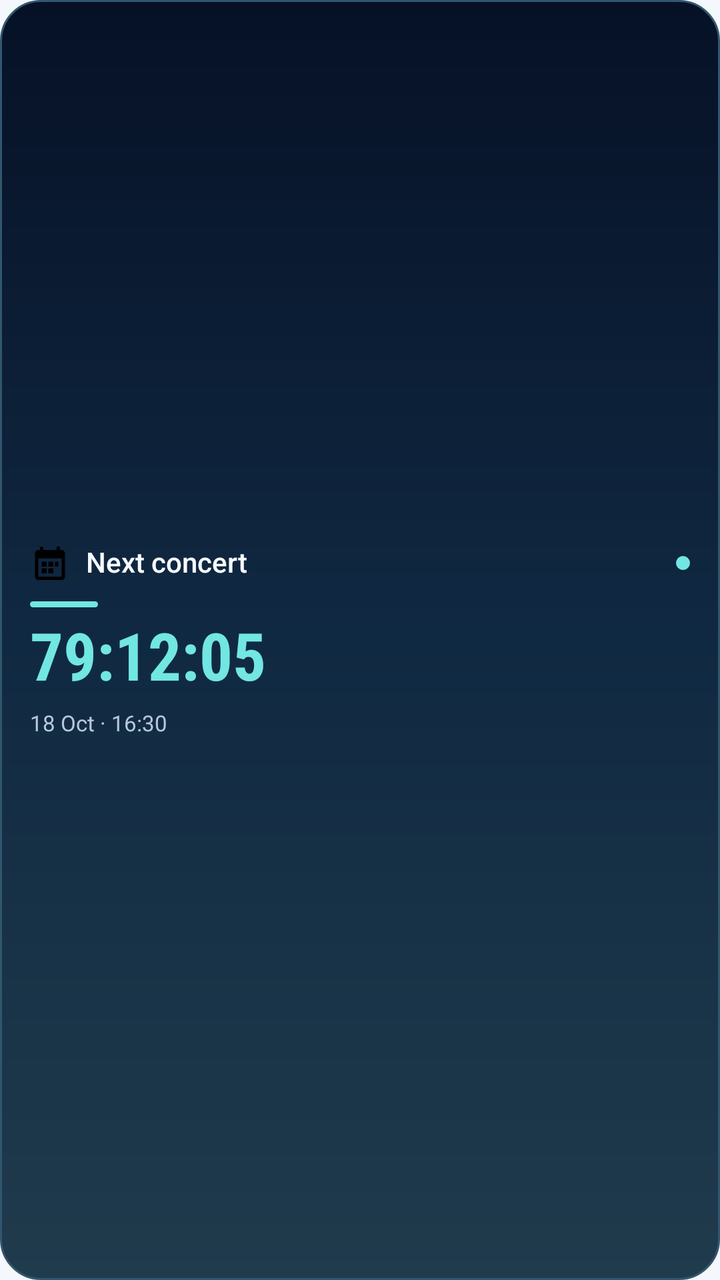
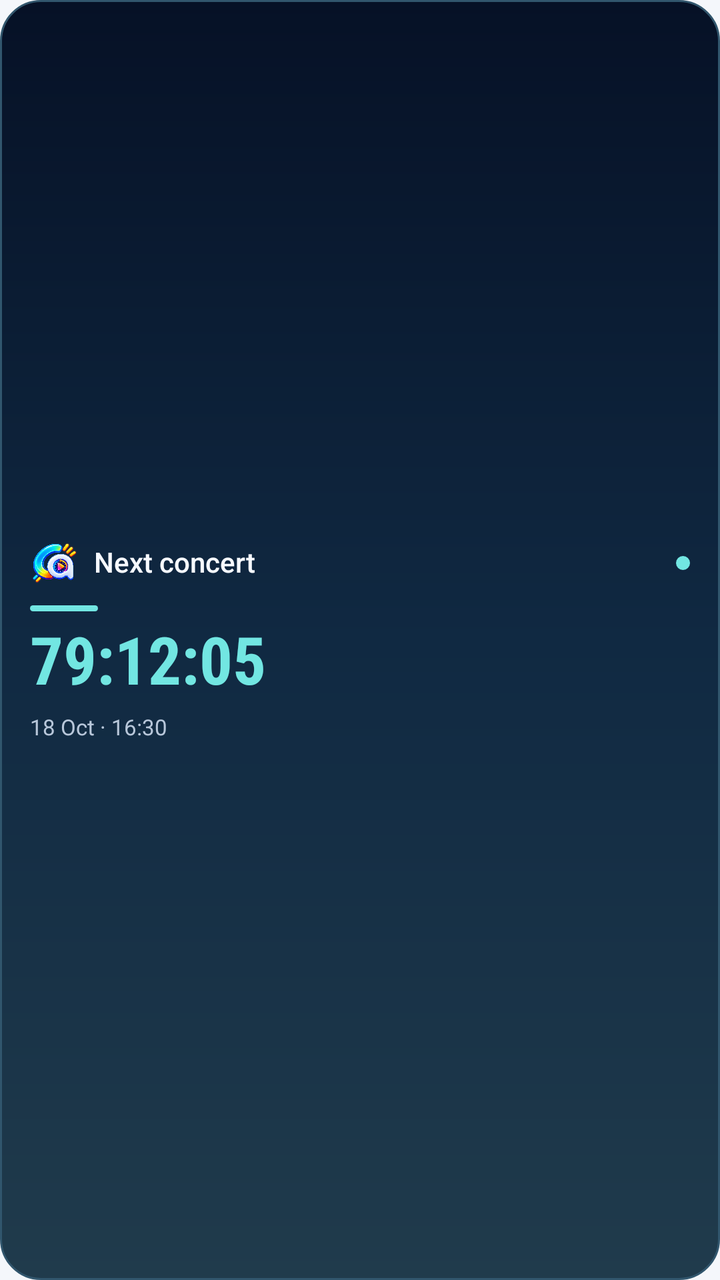

An Android layout rendered at two revisions. The XML below is the earlier revision; the diff shows what the commit changed to produce the second picture.
<!-- AndroidManifest.xml: application theme Theme.CountAway -->
<!-- res/layout/widget_time_preview.xml -->
<?xml version="1.0" encoding="utf-8"?>
<FrameLayout xmlns:android="http://schemas.android.com/apk/res/android"
    android:layout_width="match_parent"
    android:layout_height="match_parent">
    <ImageView
        android:layout_width="match_parent"
        android:layout_height="match_parent"
        android:scaleType="fitXY"
        android:src="@drawable/widget_background_horizon_dark"
        android:contentDescription="@null" />
    <LinearLayout
        android:layout_width="match_parent"
        android:layout_height="match_parent"
        android:gravity="center_vertical"
        android:orientation="vertical"
        android:paddingStart="15dp"
        android:paddingEnd="15dp"
        android:paddingTop="13dp"
        android:paddingBottom="13dp">
        <LinearLayout
            android:layout_width="match_parent"
            android:layout_height="wrap_content"
            android:gravity="center_vertical"
            android:orientation="horizontal">
            <ImageView
                android:layout_width="20dp"
                android:layout_height="20dp"
                android:layout_marginEnd="8dp"
                android:src="@drawable/ic_event_calendar"
                android:contentDescription="@null" />
            <TextView
                android:layout_width="0dp"
                android:layout_height="wrap_content"
                android:layout_weight="1"
                android:fontFamily="sans-serif-medium"
                android:includeFontPadding="false"
                android:text="@string/time_widget_preview_title"
                android:textSize="14sp"
                android:maxLines="2"
                android:textColor="@color/widget_dark_text" />
            <ImageView
                android:layout_width="7dp"
                android:layout_height="7dp"
                android:layout_marginStart="8dp"
                android:src="@drawable/widget_time_indicator"
                android:tint="@color/widget_dark_accent"
                android:contentDescription="@null" />
        </LinearLayout>
        <ImageView
            android:layout_width="34dp"
            android:layout_height="3dp"
            android:layout_marginTop="9dp"
            android:src="@drawable/widget_time_accent"
            android:tint="@color/widget_dark_accent"
            android:contentDescription="@null" />
        <TextView
            android:layout_width="match_parent"
            android:layout_height="wrap_content"
            android:layout_marginTop="6dp"
            android:fontFamily="sans-serif-condensed"
            android:fontFeatureSettings="tnum"
            android:includeFontPadding="false"
            android:text="79:12:05"
            android:textStyle="bold"
            android:textSize="33sp"
            android:textColor="@color/widget_dark_accent" />
        <TextView
            android:layout_width="match_parent"
            android:layout_height="wrap_content"
            android:layout_marginTop="7dp"
            android:text="@string/time_widget_preview_target"
            android:fontFamily="sans-serif"
            android:includeFontPadding="false"
            android:textSize="11sp"
            android:textColor="@color/widget_dark_secondary_text" />
    </LinearLayout>
</FrameLayout>
<!-- resources referenced by this layout -->
<resources>
  <color name="widget_dark_accent">#72E6E2</color>
  <color name="widget_dark_secondary_text">#B8C7DA</color>
  <color name="widget_dark_text">#F7FAFF</color>
  <!-- drawable ic_event_calendar (drawable) -->
  <?xml version="1.0" encoding="utf-8"?>
  <vector xmlns:android="http://schemas.android.com/apk/res/android"
      android:width="24dp" android:height="24dp"
      android:viewportWidth="24" android:viewportHeight="24">
      <path android:fillColor="#FF000000" android:pathData="M6,2h2v2h8V2h2v2h1c1.1,0 2,0.9 2,2v14c0,1.1 -0.9,2 -2,2H5c-1.1,0 -2,-0.9 -2,-2V6c0,-1.1 0.9,-2 2,-2h1V2zM5,9v11h14V9H5zM7,11h3v3H7zM11,11h3v3h-3zM15,11h2v3h-2zM7,15h3v3H7zM11,15h3v3h-3z" />
  </vector>
  <!-- drawable widget_background_horizon_dark (drawable) -->
  <?xml version="1.0" encoding="utf-8"?>
  <shape xmlns:android="http://schemas.android.com/apk/res/android" android:shape="rectangle">
      <gradient android:angle="270" android:startColor="#061126" android:centerColor="#102942" android:endColor="#203B4C" />
      <stroke android:width="1dp" android:color="#31566D" />
      <corners android:radius="20dp" />
  </shape>
  <!-- drawable widget_time_accent (drawable) -->
  <?xml version="1.0" encoding="utf-8"?>
  <shape xmlns:android="http://schemas.android.com/apk/res/android" android:shape="rectangle">
      <solid android:color="#FFFFFFFF" />
      <corners android:radius="2dp" />
  </shape>
  <!-- drawable widget_time_indicator (drawable) -->
  <?xml version="1.0" encoding="utf-8"?>
  <shape xmlns:android="http://schemas.android.com/apk/res/android" android:shape="oval">
      <solid android:color="#FFFFFFFF" />
  </shape>
  <string name="time_widget_preview_target">18 Oct · 16:30</string>
  <string name="time_widget_preview_title">Next concert</string>
  <style name="Theme.CountAway" parent="android:style/Theme.Material.Light.NoActionBar">
          <item name="android:fontFamily">sans</item>
          <item name="android:colorAccent">@color/accent</item>
          <item name="android:navigationBarColor">@color/background</item>
          <item name="android:statusBarColor">@android:color/transparent</item>
          <item name="android:windowBackground">@color/background</item>
          <item name="android:windowLightStatusBar">true</item>
          <item name="android:alertDialogTheme">@style/Theme.CountAway.Dialog.Alert</item>
          <item name="android:datePickerDialogTheme">@style/Theme.CountAway.Dialog.Alert</item>
      </style>
  <color name="accent">#13BEB9</color>
  <color name="background">#F4F7FB</color>
  <color name="foreground">#0C1830</color>
  <color name="secondary_text">#607089</color>
  <!-- drawable dialog_surface_background (drawable) -->
  <?xml version="1.0" encoding="utf-8"?>
  <shape xmlns:android="http://schemas.android.com/apk/res/android" android:shape="rectangle">
      <solid android:color="@color/surface" />
      <corners android:radius="20dp" />
      <stroke android:width="1dp" android:color="@color/outline" />
  </shape>
  <color name="surface">#FFFFFF</color>
  <color name="outline">#D8E1EC</color>
  <!-- drawable dialog_action_feedback (drawable) -->
  <?xml version="1.0" encoding="utf-8"?>
  <ripple xmlns:android="http://schemas.android.com/apk/res/android" android:color="@color/accent_soft">
      <item>
          <shape android:shape="rectangle">
              <solid android:color="@android:color/transparent" />
              <corners android:radius="12dp" />
          </shape>
      </item>
  </ripple>
  <color name="accent_text">#0B6B68</color>
  <color name="accent_soft">#DDF7F5</color>
  <!-- unchanged entries left out for length: 2 -->
</resources>

<!-- the commit's change to res/layout/widget_time_preview.xml (unified diff, before → after) -->
@@ -23,10 +23,11 @@
             android:gravity="center_vertical"
             android:orientation="horizontal">
             <ImageView
-                android:layout_width="20dp"
-                android:layout_height="20dp"
+                android:layout_width="24dp"
+                android:layout_height="24dp"
                 android:layout_marginEnd="8dp"
-                android:src="@drawable/ic_event_calendar"
+                android:scaleType="fitCenter"
+                android:src="@drawable/launcher_foreground_art"
                 android:contentDescription="@null" />
             <TextView
                 android:layout_width="0dp"
<!-- resource entries referenced after the edit -->
@@ -3,13 +3,7 @@
   <color name="widget_dark_accent">#72E6E2</color>
   <color name="widget_dark_secondary_text">#B8C7DA</color>
   <color name="widget_dark_text">#F7FAFF</color>
-  <!-- drawable ic_event_calendar (drawable) -->
-  <?xml version="1.0" encoding="utf-8"?>
-  <vector xmlns:android="http://schemas.android.com/apk/res/android"
-      android:width="24dp" android:height="24dp"
-      android:viewportWidth="24" android:viewportHeight="24">
-      <path android:fillColor="#FF000000" android:pathData="M6,2h2v2h8V2h2v2h1c1.1,0 2,0.9 2,2v14c0,1.1 -0.9,2 -2,2H5c-1.1,0 -2,-0.9 -2,-2V6c0,-1.1 0.9,-2 2,-2h1V2zM5,9v11h14V9H5zM7,11h3v3H7zM11,11h3v3h-3zM15,11h2v3h-2zM7,15h3v3H7zM11,15h3v3h-3z" />
-  </vector>
+  <!-- drawable launcher_foreground_art: webp bitmap (drawable-nodpi, 62868 bytes) -->
   <!-- drawable widget_background_horizon_dark (drawable) -->
   <?xml version="1.0" encoding="utf-8"?>
   <shape xmlns:android="http://schemas.android.com/apk/res/android" android:shape="rectangle">
